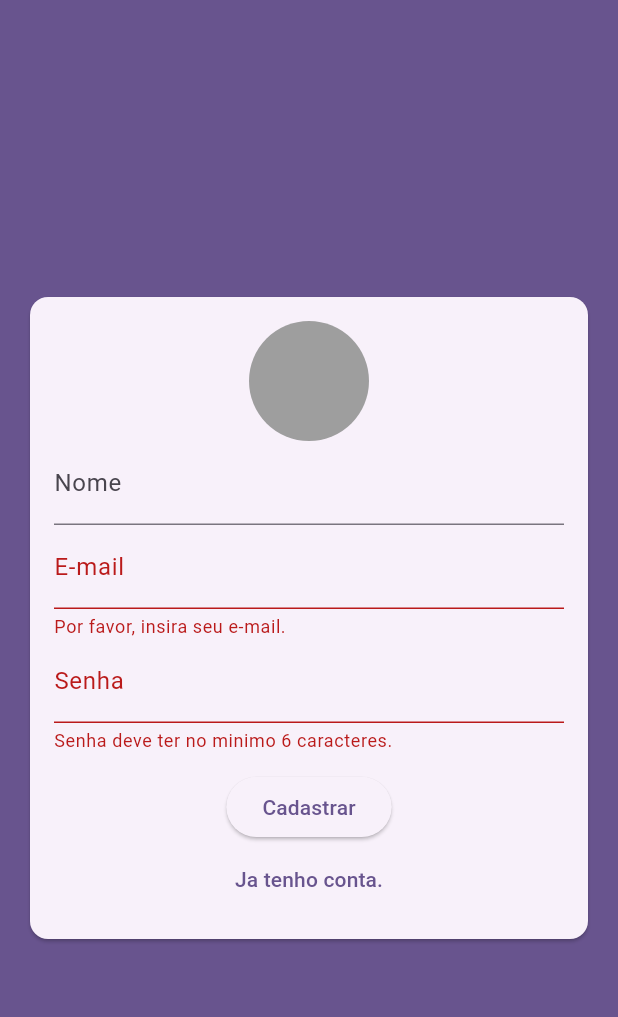
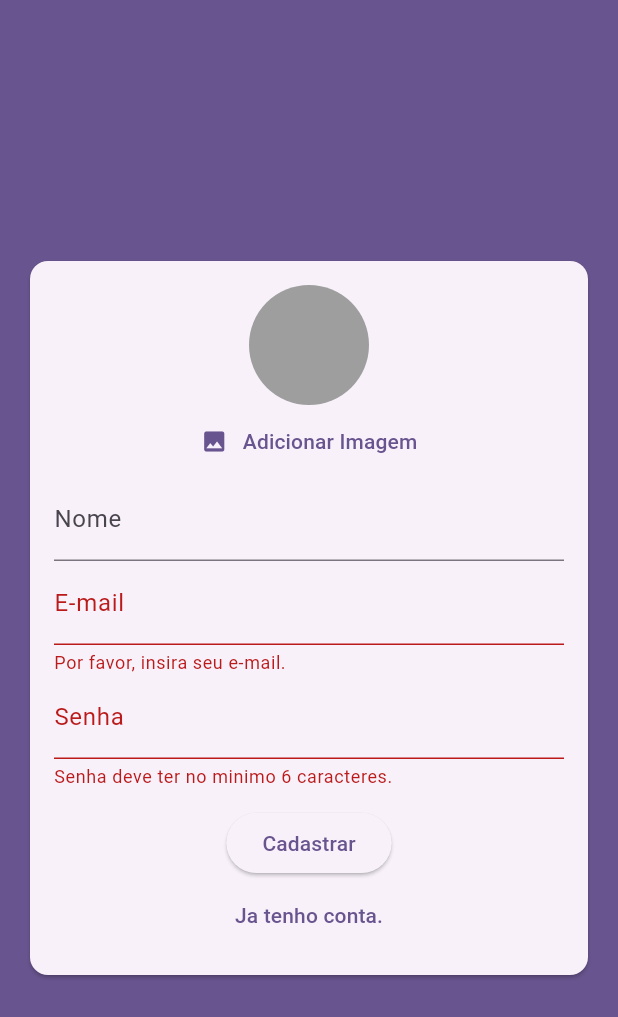
Before and after one commit to IagoMesquita/chat_flutter, a Flutter app: the screen it shows after launch, after a tap on "Entrar", after a tap on "Criar uma nova conta?", on a phone screen of 412 x 824 dp. Shown: the top 1017 px of the screen. Run offline on Flutter 3.47's test engine with Material 3 defaults, Android fonts, the phone set to English and light mode, and no system bars; our stand-ins replace image_picker.

Commit message:
feat: use image pick for pick image

```diff
--- a/lib/components/user_image_picker.dart
+++ b/lib/components/user_image_picker.dart
@@ -1,6 +1,7 @@
 import 'dart:io';
 
 import 'package:flutter/material.dart';
+import 'package:image_picker/image_picker.dart';
 
 class UserImagePicker extends StatefulWidget {
   final void Function(File image) onImagePick;
@@ -12,13 +13,47 @@ class UserImagePicker extends StatefulWidget {
 }
 
 class _UserImagePickerState extends State<UserImagePicker> {
+  File? _image;
+
+  Future<void> _pickImage() async {
+    final picker = ImagePicker();
+    final pickedImage = await picker.pickImage(
+      source: ImageSource.camera,
+      imageQuality: 50,
+      maxWidth: 150,
+    );
+
+    if(pickedImage != null) {
+      setState(() {
+        _image = File(pickedImage.path);
+      });
+
+      widget.onImagePick(_image!);
+    }
+  }
+
   @override
   Widget build(BuildContext context) {
-    return const Column(
+    return Column(
       children: [
         CircleAvatar(
           radius: 40,
           backgroundColor: Colors.grey,
+          backgroundImage: _image != null ? FileImage(_image!) : null,
+        ),
+        TextButton(
+          onPressed: _pickImage,
+          child: Row(
+            mainAxisAlignment: MainAxisAlignment.center,
+            children: [
+              Icon(
+                Icons.image,
+                color: Theme.of(context).primaryColor,
+              ),
+              const SizedBox(width: 10),
+              const Text('Adicionar Imagem')
+            ],
+          ),
         )
       ],
     );
```
